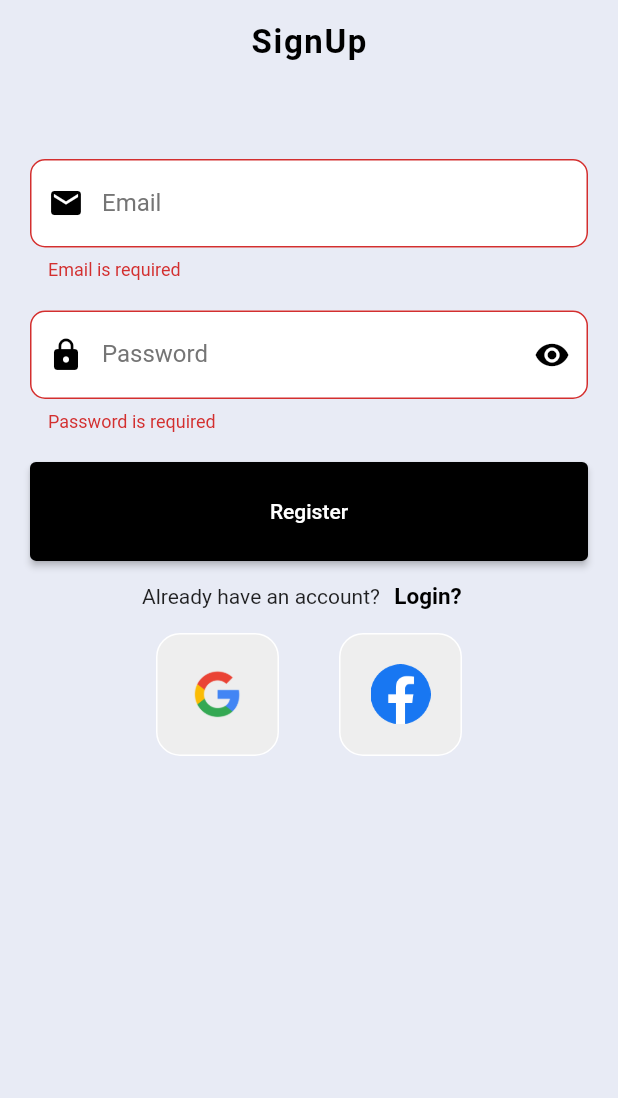
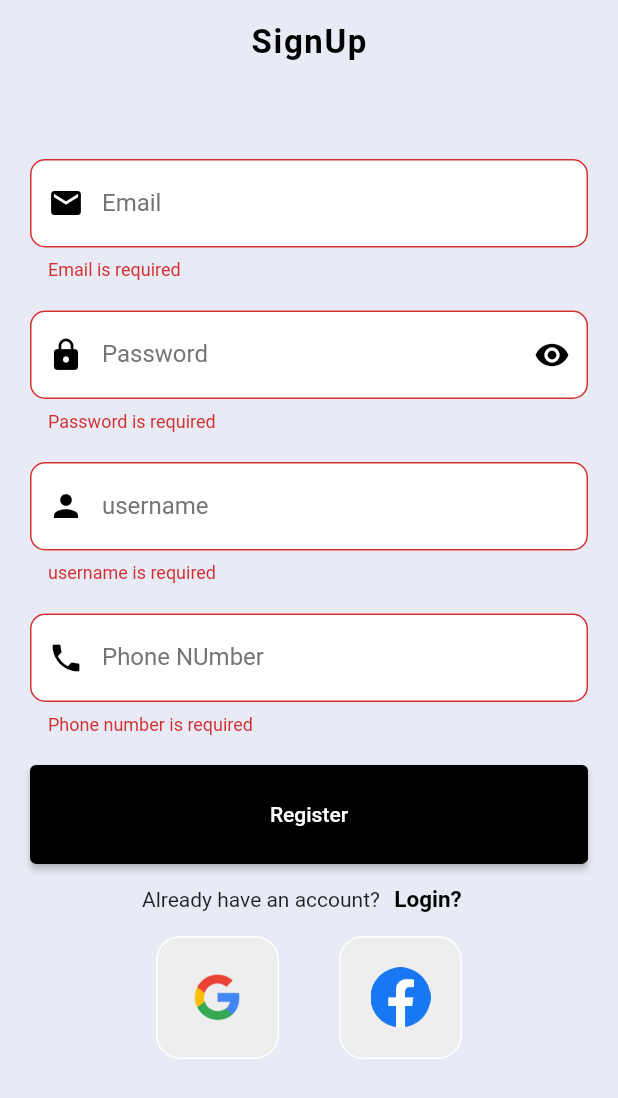
Before and after one commit to Ahmad-Hassan-St/firebaseGoogle, a Flutter app: the SignUp screen opened directly, after a tap on "Register", on a phone screen of 412 x 824 dp. Shown: the top 1098 px of the screen. Run offline on Flutter 3.47's test engine with Material 2 defaults, Android fonts, the phone set to English and light mode, and no system bars; our stand-ins replace cloud_firestore, firebase_auth, firebase_core, fluttertoast, google_sign_in, intl_phone_field and 2 more; accounts and stored records are empty.

Commit message:
otp integration

```diff
--- a/lib/main.dart
+++ b/lib/main.dart
@@ -1,5 +1,7 @@
+import 'package:firebase/screens/login_screen.dart';
 import 'package:firebase/screens/number_screen.dart';
 import 'package:firebase/screens/signup_screen.dart';
+import 'package:firebase/screens/splash_screen.dart';
 import 'package:firebase_core/firebase_core.dart';
 import 'package:flutter/material.dart';
 import 'screens/firebase_options.dart';
@@ -24,7 +26,7 @@ class _FirebaseConnectivityState extends State<FirebaseConnectivity> {
   @override
   Widget build(BuildContext context) {
     return const MaterialApp(
-      home: NumberScreen(),
+      home: SplashScreen(),
     );
   }
 }
--- a/lib/screens/signup_screen.dart
+++ b/lib/screens/signup_screen.dart
@@ -23,13 +23,11 @@ class _SignUpState extends State<SignUp> {
 
   final TextEditingController _emailController = TextEditingController();
   final TextEditingController _passwordController = TextEditingController();
-  final FirebaseAuth _auth = FirebaseAuth.instance;
+  final TextEditingController _usernameController = TextEditingController();
+  final TextEditingController _phoneNoController = TextEditingController();
 
   Widget build(BuildContext context) {
-    double screenHeight = MediaQuery
-        .of(context)
-        .size
-        .height;
+    double screenHeight = MediaQuery.of(context).size.height;
     return SafeArea(
       child: Scaffold(
         backgroundColor: const Color(0xffE8EBF5),
@@ -72,7 +70,6 @@ class _SignUpState extends State<SignUp> {
                       return null; // Return null if the input is valid
                     },
                   ),
-
                   const SizedBox(height: 20),
                   TextFormFieldWidget(
                     controller: _passwordController,
@@ -105,32 +102,42 @@ class _SignUpState extends State<SignUp> {
                     },
                   ),
                   const SizedBox(height: 20),
+                  TextFormFieldWidget(
+                    controller: _usernameController,
+                    prefixIcon: Icons.person,
+                    hintText: "Enter username",
+                    labelText: "username",
+                    validator: (value) {
+                      if (value!.isEmpty) {
+                        return 'username is required';
+                      }
+                      return null; // Return null if the input is valid
+                    },
+                  ),
+                  const SizedBox(height: 20),
+                  TextFormFieldWidget(
+                    controller: _phoneNoController,
+                    prefixIcon: Icons.phone,
+                    hintText: "Enter Phone NUmber",
+                    labelText: "Phone NUmber",
+                    validator: (value) {
+                      if (value!.isEmpty) {
+                        return 'Phone number is required';
+                      }
+                      return null; // Return null if the input is valid
+                    },
+                  ),
+                  const SizedBox(height: 20),
                   ButtonWidget(
                     onPressed: () async {
                       if (_formKey.currentState!.validate()) {
-                        try {
-                          UserCredential user =
-                          await _auth.createUserWithEmailAndPassword(
+                        AuthServices().signUpUser(
                           email: _emailController.text.trim().toString(),
-                            password:
-                            _passwordController.text.trim().toString(),
+                          password: _passwordController.text.trim().toString(),
+                          username: _usernameController.text.trim().toString(),
+                          phoneNo: _phoneNoController.text.trim().toString(),
+                          context: context,
                         );
-                          if (user != null) {
-                            Navigator.push(
-                              context,
-                              MaterialPageRoute(
-                                  builder: (context) => const HomeScreen()),
-                            );
-                          }
-                        } on FirebaseAuthException catch (e) {
-                          if (e.code == 'email-already-in-use') {
-                            showSnackBar(
-                                'Try another Email, It\'s already in use',
-                                context);
-                          } else {
-                            showSnackBar("Error : ${e.code}", context);
-                          }
-                        }
                       }
                     },
                     buttonTitle: const Text("Register"),
@@ -143,8 +150,7 @@ class _SignUpState extends State<SignUp> {
                         "Already have an account?",
                       ),
                       TextButton(
-                        onPressed: () =>
-                            Navigator.push(
+                        onPressed: () => Navigator.push(
                           context,
                           MaterialPageRoute(
                             builder: (_) => const LoginScreen(),
@@ -166,22 +172,25 @@ class _SignUpState extends State<SignUp> {
                       SocialLogin(
                           imagePath: "assets/images/google.png",
                           onTap: () async {
-                            UserCredential userCredential = await AuthServices().signInWithGoogle();
-                            User? user = userCredential.user; // Extract the User object from UserCredential
-                            if(user !=null){
-                          Navigator.push(context, MaterialPageRoute(builder: (context)=>HomeScreen()),);
+                            UserCredential userCredential =
+                                await AuthServices().signInWithGoogle();
+                            User? user = userCredential
+                                .user; // Extract the User object from UserCredential
+                            if (user != null) {
+                              Navigator.push(
+                                context,
+                                MaterialPageRoute(
+                                    builder: (context) => HomeScreen()),
+                              );
                             }
                           }),
-                      SizedBox(width: 40,),
+                      SizedBox(
+                        width: 40,
+                      ),
                       SocialLogin(
                           imagePath: "assets/images/fb.png", onTap: () {})
-
                     ],
                   ),
-
-                  // _auth.signInWithEmailAndPassword(email: email, password: password)
-                  //
-                  // _auth.sendPasswordResetEmail(email: email)
                 ],
               ),
             ),
--- a/pubspec.yaml
+++ b/pubspec.yaml
@@ -27,6 +27,8 @@ dependencies:
   google_sign_in: ^6.1.4
   intl_phone_field: ^3.2.0
   pin_code_fields: ^8.0.1
+  cloud_firestore: ^4.8.4
+  shared_preferences: ^2.2.0
 
 dev_dependencies:
   flutter_test:
```
Also changed, not shown: lib/screens/splash_screen.dart (added, +44 -0 lines), 1 other file. Lines whose indentation alone changed are shown as unchanged.
